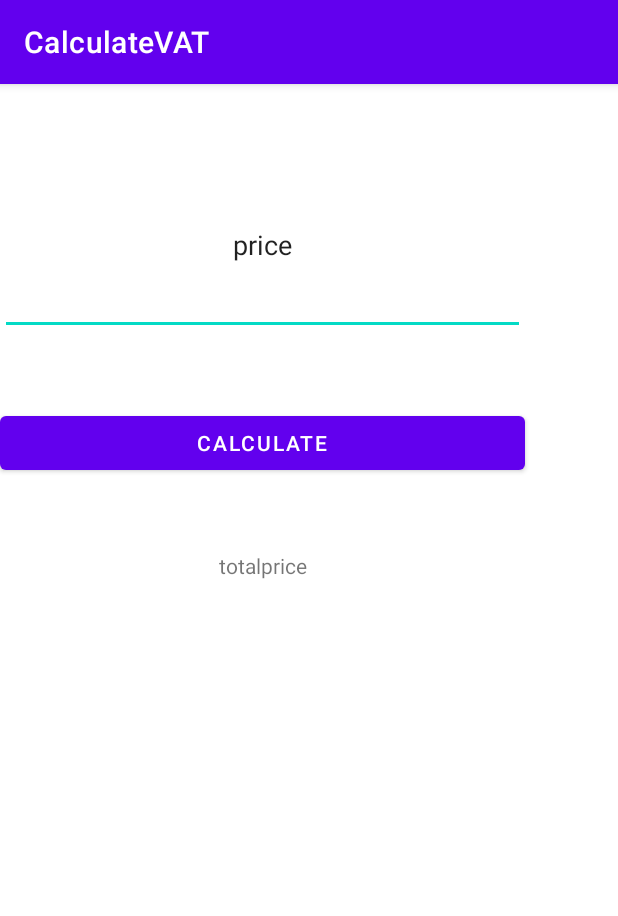
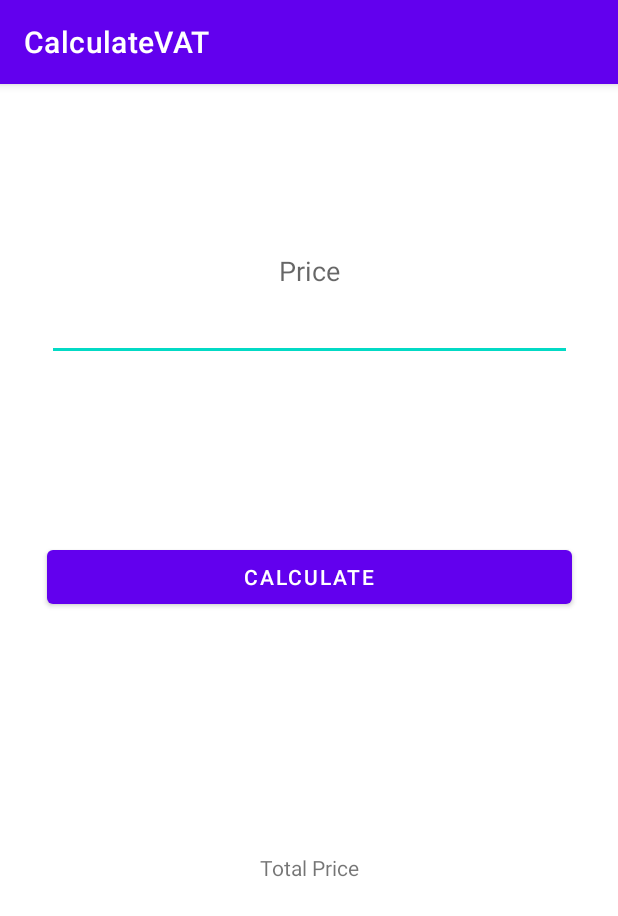
Before and after one commit to evinmelek/CalculateVAT, an Android app: the screen it shows after launch (MainActivity), on a phone screen of 412 x 824 dp. Shown: the top 916 px of the screen. Run offline under Robolectric (Android 15) with nearby library versions, the phone set to English and light mode, and no system bars.

Commit message:
Update activity_main.xml

```diff
--- a/app/src/main/res/layout/activity_main.xml
+++ b/app/src/main/res/layout/activity_main.xml
@@ -1,4 +1,4 @@
-<LinearLayout xmlns:android="http://schemas.android.com/apk/res/android"
+<androidx.constraintlayout.widget.ConstraintLayout xmlns:android="http://schemas.android.com/apk/res/android"
     xmlns:app="http://schemas.android.com/apk/res-auto"
     xmlns:tools="http://schemas.android.com/tools"
     android:layout_width="match_parent"
@@ -7,29 +7,48 @@
     tools:context="com.example.calculatevat.MainActivity">
 
     <EditText
+        android:id="@+id/price"
         android:layout_width="350dp"
         android:layout_height="119dp"
+        android:layout_marginTop="100dp"
+        android:layout_marginBottom="60dp"
+        android:hint="Price"
         android:textAlignment="center"
-        android:id="@+id/price"
-        android:text="price"
-        android:layout_marginTop="@android:dimen/app_icon_size"
-       />
+        app:layout_constraintBottom_toTopOf="@+id/calculate"
+        app:layout_constraintEnd_toEndOf="parent"
+        app:layout_constraintHorizontal_bias="0.5"
+        app:layout_constraintStart_toStartOf="parent"
+        app:layout_constraintTop_toTopOf="parent" />
+
     <Button
+        android:id="@+id/calculate"
         android:layout_width="350dp"
         android:layout_height="wrap_content"
+        android:layout_marginTop="60dp"
+        android:layout_marginBottom="60dp"
+        android:text="calculate"
         android:textAlignment="center"
-        android:layout_marginTop="@android:dimen/app_icon_size"
-        android:id="@+id/calculate"
-        android:text="calculate"/>
+        android:textColorHighlight="#0E63A6"
+        android:textColorLink="#212E7A"
+        app:layout_constraintBottom_toTopOf="@+id/totalprice"
+        app:layout_constraintEnd_toEndOf="parent"
+        app:layout_constraintHorizontal_bias="0.5"
+        app:layout_constraintStart_toStartOf="parent"
+        app:layout_constraintTop_toBottomOf="@+id/price" />
 
     <TextView
+        android:id="@+id/totalprice"
         android:layout_width="350dp"
-        android:layout_marginTop="@android:dimen/app_icon_size"
         android:layout_height="90dp"
-        android:id="@+id/totalprice"
-        android:text="totalprice"
-        android:textAlignment="center"/>
+        android:layout_marginTop="100dp"
+        android:layout_marginBottom="200dp"
+        android:text="Total Price"
+        android:textAlignment="center"
+        app:layout_constraintBottom_toBottomOf="parent"
+        app:layout_constraintEnd_toEndOf="parent"
+        app:layout_constraintHorizontal_bias="0.5"
+        app:layout_constraintStart_toStartOf="parent"
+        app:layout_constraintTop_toBottomOf="@+id/calculate" />
 
 
-
-</LinearLayout>
+</androidx.constraintlayout.widget.ConstraintLayout>
```
